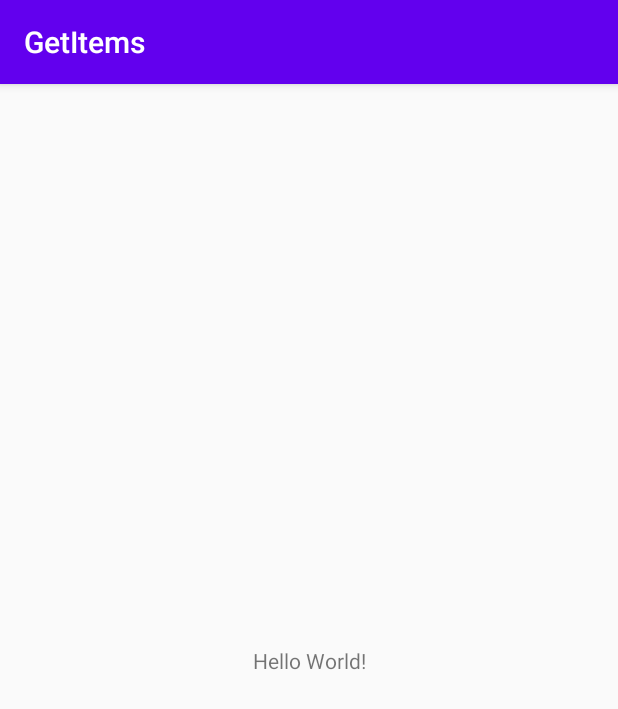
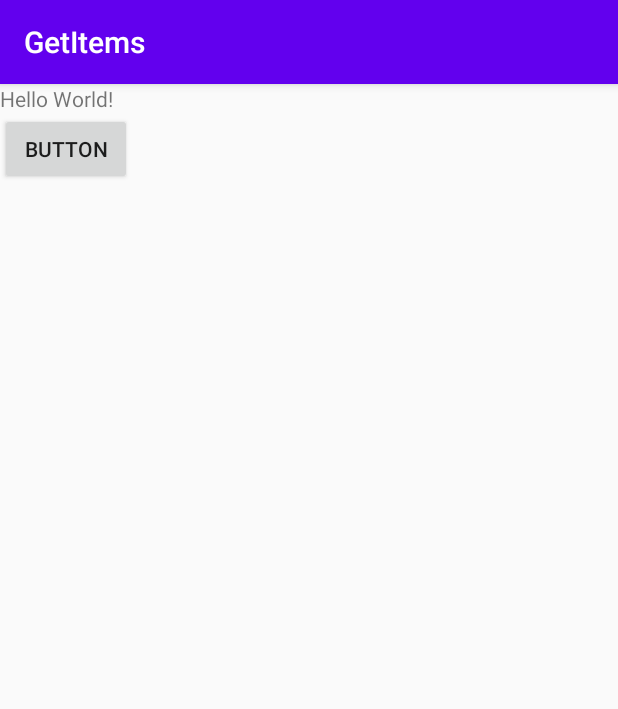
Before and after one commit to cbrod/broderick_hw7, an Android app: the screen it shows after launch (MainActivity), on a phone screen of 412 x 824 dp. Shown: the top 709 px of the screen. Run offline under Robolectric (Android 15) with nearby library versions, the phone set to English and light mode, and no system bars.

Commit message:
Add linear layout + button to Main Activity layout

```diff
--- a/app/src/main/res/layout/activity_main.xml
+++ b/app/src/main/res/layout/activity_main.xml
@@ -5,6 +5,11 @@
     android:layout_width="match_parent"
     android:layout_height="match_parent"
     tools:context=".MainActivity">
+
+    <LinearLayout
+        android:layout_width="match_parent"
+        android:layout_height="match_parent"
+        android:orientation="vertical">
 
         <TextView
             android:layout_width="wrap_content"
@@ -15,4 +20,12 @@
             app:layout_constraintRight_toRightOf="parent"
             app:layout_constraintTop_toTopOf="parent" />
 
+        <Button
+            android:id="@+id/button"
+            android:layout_width="wrap_content"
+            android:layout_height="wrap_content"
+            android:text="Button" />
+
+    </LinearLayout>
+
 </androidx.constraintlayout.widget.ConstraintLayout>
```
Lines whose indentation alone changed are shown as unchanged.
